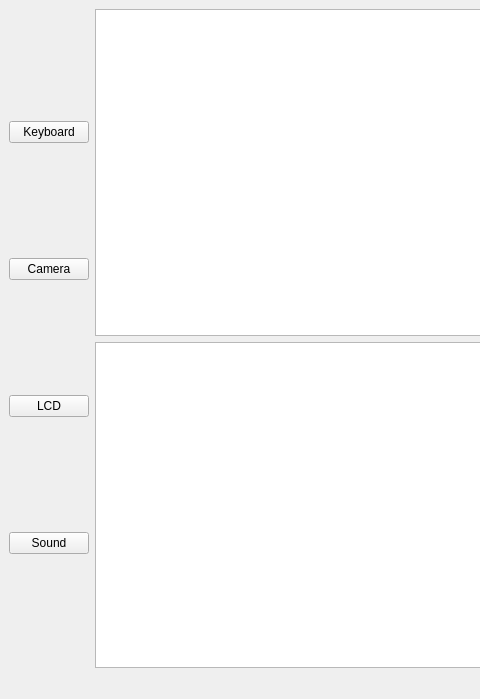
This is form.ui in devjochem/TestToolV3 as Qt 5 draws it before an edit; both pictures show x 0 to 480 and y 0 to 699 of the 1197 by 699 pixel window. The edited form follows.
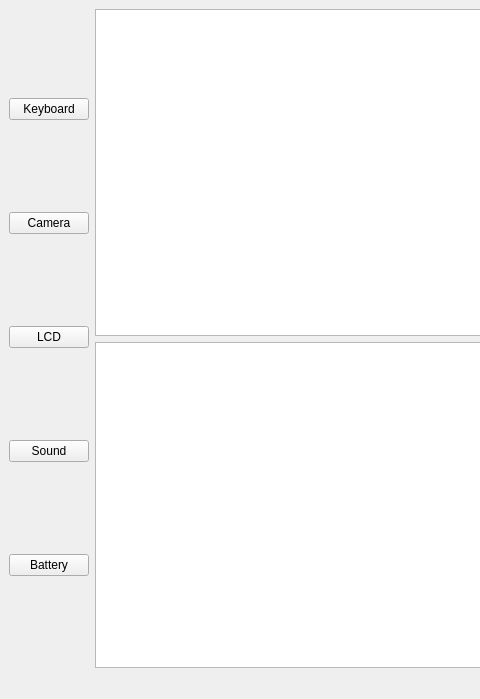
This is the edited form.

Diff of the .ui file:
```diff
--- a/form.ui
+++ b/form.ui
@@ -16,7 +16,7 @@
   <widget class="QWidget" name="centralwidget">
    <layout class="QGridLayout" name="gridLayout">
     <item row="0" column="0" rowspan="2">
-     <layout class="QVBoxLayout" name="verticalLayout" stretch="0,0,0,0">
+     <layout class="QVBoxLayout" name="verticalLayout" stretch="0,0,0,0,0">
       <property name="spacing">
        <number>3</number>
       </property>
@@ -51,6 +51,13 @@
         </property>
        </widget>
       </item>
+      <item>
+       <widget class="QPushButton" name="batButton">
+        <property name="text">
+         <string>Battery</string>
+        </property>
+       </widget>
+      </item>
      </layout>
     </item>
     <item row="0" column="1">
```
